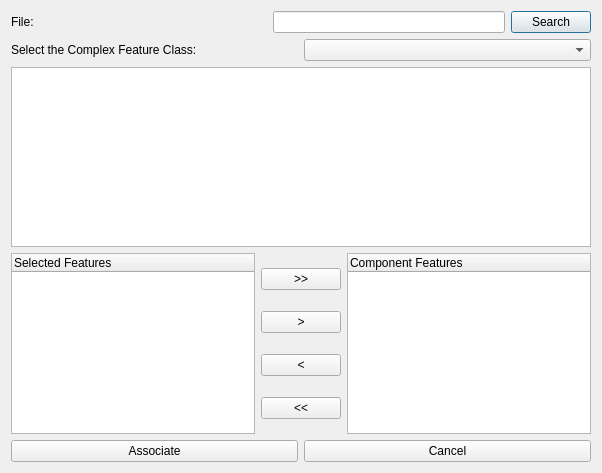
Old version of the form ComplexTools/ui_associateWithComplex.ui in the repository dsgoficial/DsgTools.
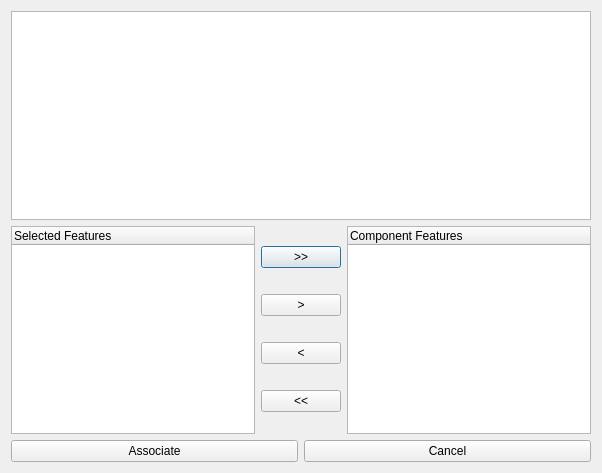
New version of the form.

Commit message: Testing a Complex dock

The edit to the form file:
```diff
--- a/ComplexTools/ui_associateWithComplex.ui
+++ b/ComplexTools/ui_associateWithComplex.ui
@@ -15,58 +15,6 @@
   </property>
   <layout class="QGridLayout" name="gridLayout_4">
    <item row="0" column="0">
-    <layout class="QGridLayout" name="gridLayout">
-     <item row="0" column="0">
-      <layout class="QHBoxLayout" name="horizontalLayout_2">
-       <item>
-        <widget class="QLabel" name="label_2">
-         <property name="text">
-          <string>File:</string>
-         </property>
-        </widget>
-       </item>
-       <item>
-        <spacer name="horizontalSpacer">
-         <property name="orientation">
-          <enum>Qt::Horizontal</enum>
-         </property>
-         <property name="sizeHint" stdset="0">
-          <size>
-           <width>40</width>
-           <height>20</height>
-          </size>
-         </property>
-        </spacer>
-       </item>
-       <item>
-        <widget class="QLineEdit" name="fileLineEdit"/>
-       </item>
-       <item>
-        <widget class="QPushButton" name="filePushButton">
-         <property name="text">
-          <string>Search</string>
-         </property>
-        </widget>
-       </item>
-      </layout>
-     </item>
-     <item row="1" column="0">
-      <layout class="QHBoxLayout" name="horizontalLayout">
-       <item>
-        <widget class="QLabel" name="label">
-         <property name="text">
-          <string>Select the Complex Feature Class:</string>
-         </property>
-        </widget>
-       </item>
-       <item>
-        <widget class="QComboBox" name="comboBox"/>
-       </item>
-      </layout>
-     </item>
-    </layout>
-   </item>
-   <item row="1" column="0">
     <layout class="QGridLayout" name="gridLayout_3">
      <item row="0" column="0">
       <layout class="QGridLayout" name="gridLayout_2">
```
Left out of the diff: 2 changed lines with no effect on the pictures. The commit also changes 9 other files.
